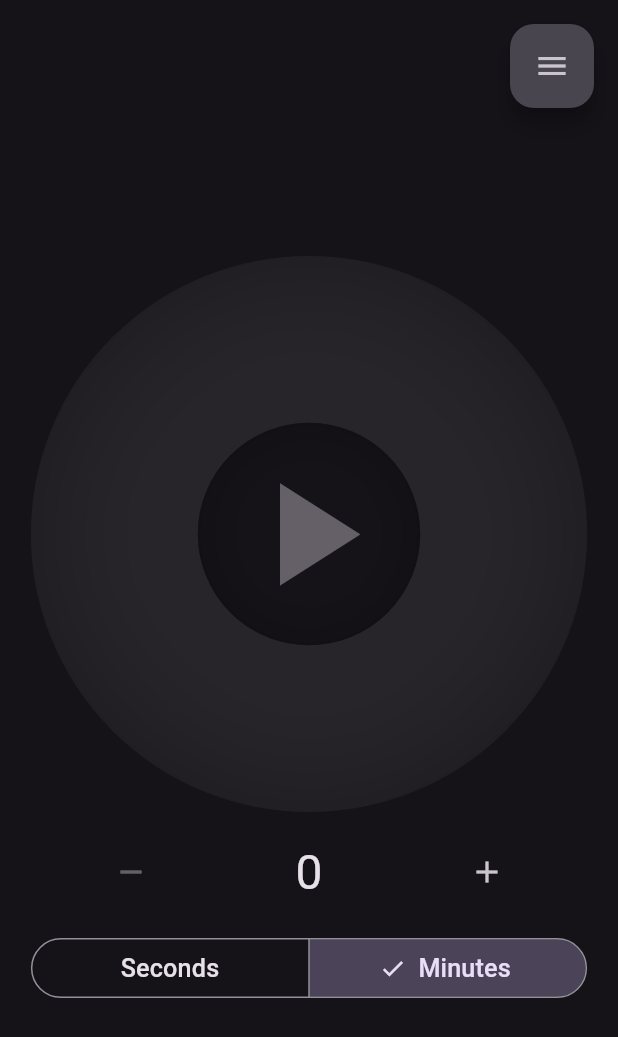
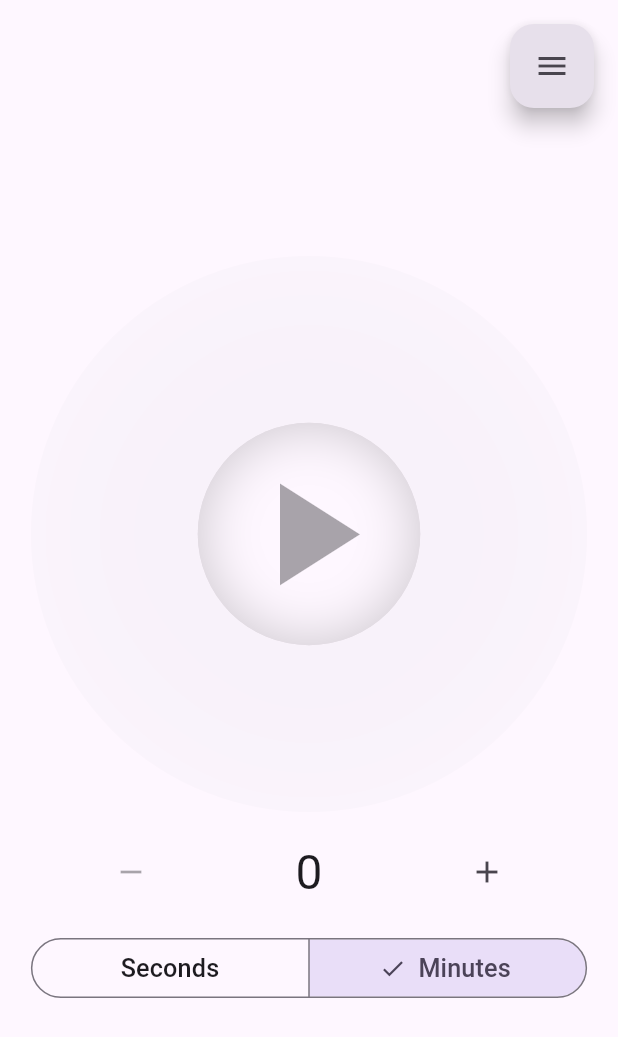
Before and after one commit to sevonj/visualtimer, a Flutter app: the screen it shows after launch, on a phone screen of 412 x 824 dp. Shown: the top 1037 px of the screen. Run offline on Flutter 3.47's test engine with Material 3 defaults, Android fonts, the light colour scheme and no system bars; our stand-ins replace package_info_plus.

Commit message:
follow system theme

```diff
--- a/lib/main.dart
+++ b/lib/main.dart
@@ -1,5 +1,7 @@
 import 'package:flutter/material.dart';
 import 'package:visualtimer/pages/timer.dart';
+import 'package:visualtimer/themes/dark.dart';
+import 'package:visualtimer/themes/light.dart';
 
 void main() async {
   WidgetsFlutterBinding.ensureInitialized();
@@ -15,11 +17,9 @@ class TimerApp extends StatelessWidget {
     return MaterialApp(
       title: 'Visual Timer',
       debugShowCheckedModeBanner: false,
-      theme: ThemeData(
-        colorScheme: ColorScheme.fromSeed(
-            seedColor: Colors.deepPurple, brightness: Brightness.dark),
-        useMaterial3: true,
-      ),
+      theme: lightTheme,
+      darkTheme: darkTheme,
+      themeMode: ThemeMode.system,
       home: const TimerPage(),
     );
   }
--- /dev/null
+++ b/lib/themes/dark.dart
@@ -0,0 +1,7 @@
+import 'package:flutter/material.dart';
+
+ThemeData darkTheme = ThemeData(
+  colorScheme: ColorScheme.fromSeed(
+      seedColor: Colors.deepPurple, brightness: Brightness.dark),
+  useMaterial3: true,
+);
--- /dev/null
+++ b/lib/themes/light.dart
@@ -0,0 +1,7 @@
+import 'package:flutter/material.dart';
+
+ThemeData lightTheme = ThemeData(
+  colorScheme: ColorScheme.fromSeed(
+      seedColor: Colors.deepPurple, brightness: Brightness.light),
+  useMaterial3: true,
+);
```
